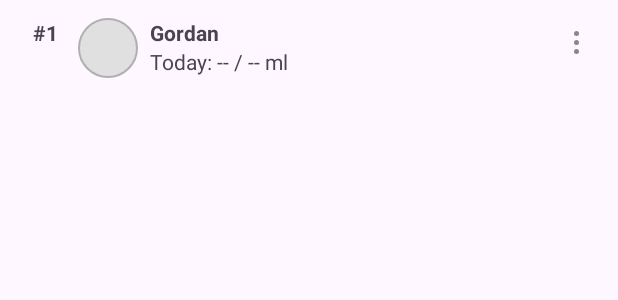
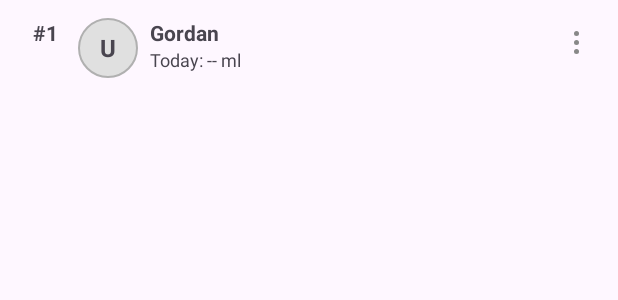
Before and after one commit to davidwxcui/waterwise, an Android app: the layout item_friend.xml on its own in the app's theme, with its tools: preview values and no code run, on a phone screen of 412 x 824 dp. Shown: the top 300 px of the screen. Run offline under Robolectric (Android 15) with nearby library versions, the light colour scheme and no system bars.

Commit message:
Fixing the delete and avatar in friend page

```diff
--- a/waterwise/app/src/main/res/layout/item_friend.xml
+++ b/waterwise/app/src/main/res/layout/item_friend.xml
@@ -1,44 +1,66 @@
 <?xml version="1.0" encoding="utf-8"?>
 <LinearLayout xmlns:android="http://schemas.android.com/apk/res/android"
+    android:id="@+id/itemFriendRoot"
     android:layout_width="match_parent"
     android:layout_height="wrap_content"
     android:orientation="horizontal"
     android:padding="12dp">
 
+    <!-- Ranking -->
     <TextView
         android:id="@+id/tvRank"
         android:layout_width="36dp"
         android:layout_height="wrap_content"
+        android:gravity="center"
         android:text="#1"
-        android:gravity="center"
-        android:textStyle="bold"/>
+        android:textStyle="bold" />
 
-    <ImageView
-        android:id="@+id/imgAvatar"
+    <!-- Avatar -->
+    <FrameLayout
         android:layout_width="40dp"
         android:layout_height="40dp"
-        android:layout_marginStart="4dp"
-        android:src="@drawable/ic_avatar_placeholder"/>
+        android:layout_marginStart="4dp">
 
+        <ImageView
+            android:id="@+id/imgAvatar"
+            android:layout_width="match_parent"
+            android:layout_height="match_parent"
+            android:scaleType="centerCrop"
+            android:src="@drawable/ic_avatar_placeholder" />
+
+        <TextView
+            android:id="@+id/tvAvatarInitial"
+            android:layout_width="match_parent"
+            android:layout_height="match_parent"
+            android:gravity="center"
+            android:text="U"
+            android:textStyle="bold"
+            android:textSize="16sp" />
+    </FrameLayout>
+
+    <!-- Name -->
     <LinearLayout
         android:layout_width="0dp"
         android:layout_height="wrap_content"
+        android:layout_marginStart="8dp"
         android:layout_weight="1"
-        android:orientation="vertical"
-        android:layout_marginStart="8dp">
+        android:orientation="vertical">
 
+        <!-- tvName -->
         <TextView
             android:id="@+id/tvName"
             android:layout_width="wrap_content"
             android:layout_height="wrap_content"
             android:text="Gordan"
-            android:textStyle="bold"/>
+            android:textStyle="bold" />
 
+        <!-- tvProgress -->
         <TextView
             android:id="@+id/tvProgress"
             android:layout_width="wrap_content"
             android:layout_height="wrap_content"
-            android:text="Today: -- / -- ml"/>
+            android:text="Today: -- ml"
+            android:textSize="12sp" />
     </LinearLayout>
 
     <ImageButton
@@ -46,5 +68,5 @@
         android:layout_width="32dp"
         android:layout_height="32dp"
         android:background="@android:color/transparent"
-        android:src="@drawable/ic_more_vert"/>
+        android:src="@drawable/ic_more_vert" />
 </LinearLayout>
```
Also changed, not shown: waterwise/app/src/main/java/com/davidwxcui/waterwise/ui/friends/FriendRequestsAdapter.kt (+26 -1 lines), waterwise/app/src/main/java/com/davidwxcui/waterwise/ui/friends/FriendsAdapter.kt (+39 -6 lines), waterwise/app/src/main/java/com/davidwxcui/waterwise/ui/friends/FriendsFragment.kt (+12 -3 lines), waterwise/app/src/main/java/com/davidwxcui/waterwise/ui/home/HomeViewModel.kt (+90 -4 lines), waterwise/app/src/main/res/layout/item_friend_request.xml (+18 -4 lines).
